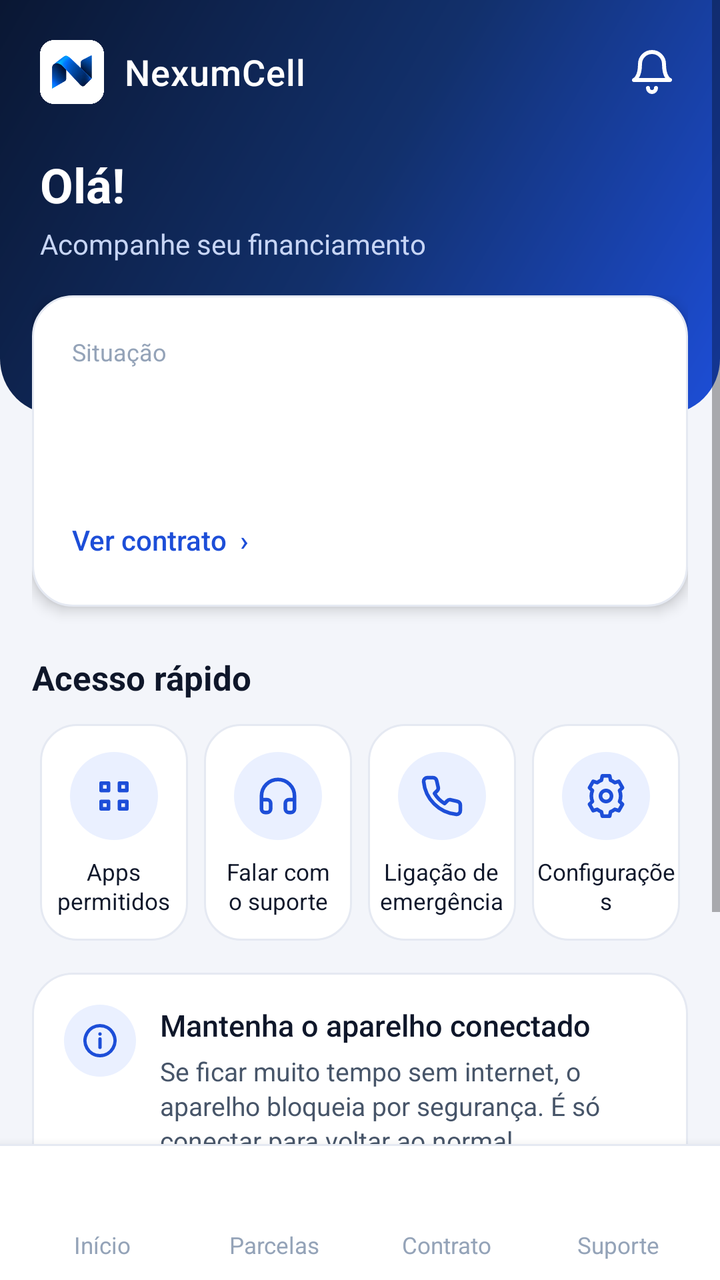
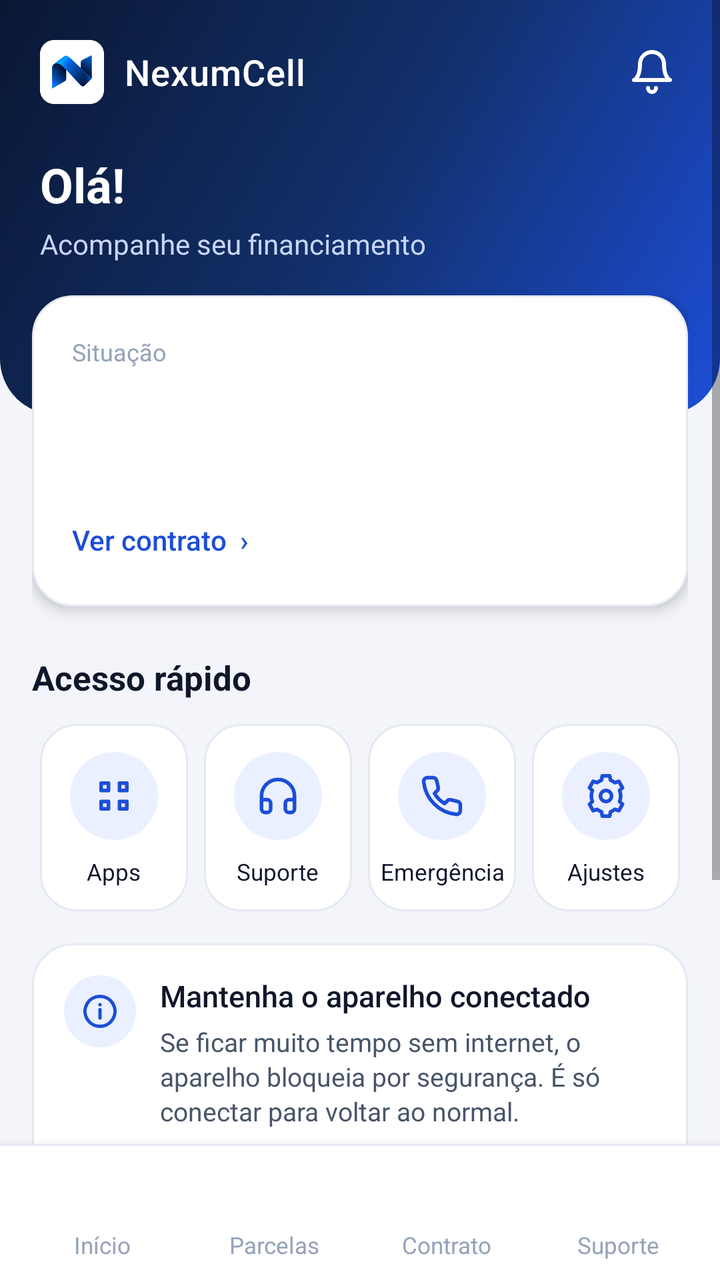

Before-and-after screenshots of an Android layout around one commit, followed by the original layout XML and the change that was made.
<!-- AndroidManifest.xml: application theme AppTheme -->
<!-- res/layout/activity_main.xml -->
<?xml version="1.0" encoding="utf-8"?>
<LinearLayout xmlns:android="http://schemas.android.com/apk/res/android"
    android:layout_width="match_parent" android:layout_height="match_parent"
    android:orientation="vertical" android:background="#F3F5FA">

    <ScrollView android:id="@+id/rolagem" android:layout_width="match_parent" android:layout_height="0dp" android:layout_weight="1"
        android:fillViewport="true" android:overScrollMode="never">
        <LinearLayout android:layout_width="match_parent" android:layout_height="wrap_content" android:orientation="vertical" android:paddingBottom="28dp">

            
            <LinearLayout android:id="@+id/topo" android:layout_width="match_parent" android:layout_height="wrap_content"
                android:orientation="vertical" android:background="@drawable/topo_fundo"
                android:paddingStart="20dp" android:paddingEnd="12dp" android:paddingTop="10dp" android:paddingBottom="76dp">
                <LinearLayout android:layout_width="match_parent" android:layout_height="52dp" android:orientation="horizontal" android:gravity="center_vertical">
                    <ImageView android:layout_width="32dp" android:layout_height="32dp" android:src="@drawable/logo_n" android:contentDescription="@string/app_name"/>
                    <TextView android:layout_width="0dp" android:layout_height="wrap_content" android:layout_weight="1" android:layout_marginStart="10dp"
                        android:text="NexumCell" android:textColor="#FFFFFF" android:textSize="18sp" android:fontFamily="sans-serif-medium" android:letterSpacing="0.02"/>
                    <ImageButton android:id="@+id/btnSino" android:layout_width="44dp" android:layout_height="44dp"
                        android:background="?android:attr/selectableItemBackgroundBorderless" android:src="@drawable/ic_sino" android:contentDescription="Avisos"/>
                </LinearLayout>
                <TextView android:id="@+id/tvOla" android:layout_width="match_parent" android:layout_height="wrap_content" android:layout_marginTop="14dp"
                    android:text="Olá!" android:textColor="#FFFFFF" android:textSize="24sp" android:textStyle="bold"/>
                <TextView android:id="@+id/tvSubOla" android:layout_width="match_parent" android:layout_height="wrap_content" android:layout_marginTop="4dp"
                    android:text="Acompanhe seu financiamento" android:textColor="#C7D5F5" android:textSize="14sp"/>
            </LinearLayout>

            
            <LinearLayout android:id="@+id/blocoInicio" android:layout_width="match_parent" android:layout_height="wrap_content"
                android:orientation="vertical" android:layout_marginTop="-60dp" android:paddingStart="16dp" android:paddingEnd="16dp">

                
                <LinearLayout android:id="@+id/heroPay" android:layout_width="match_parent" android:layout_height="wrap_content"
                    android:orientation="vertical" android:background="@drawable/card_branco" android:elevation="4dp" android:padding="20dp" android:visibility="gone"/>

                
                <LinearLayout android:id="@+id/grpStatus" android:layout_width="match_parent" android:layout_height="wrap_content"
                    android:orientation="vertical" android:background="@drawable/card_branco" android:elevation="4dp" android:padding="20dp">
                    <TextView android:layout_width="wrap_content" android:layout_height="wrap_content" android:text="Situação" android:textColor="#94A3B8" android:textSize="12sp"/>
                    <TextView android:id="@+id/tvSituacao" android:layout_width="match_parent" android:layout_height="wrap_content"
                        android:layout_marginTop="4dp" android:textColor="#0F172A" android:textSize="22sp" android:textStyle="bold"/>
                    <TextView android:id="@+id/tvStatus" android:layout_width="match_parent" android:layout_height="wrap_content"
                        android:layout_marginTop="8dp" android:textColor="#475569" android:textSize="14sp" android:lineSpacingExtra="3dp"/>
                    <TextView android:id="@+id/tvSaibaMais" android:layout_width="wrap_content" android:layout_height="wrap_content"
                        android:layout_marginTop="12dp" android:paddingTop="4dp" android:paddingBottom="4dp"
                        android:text="Ver contrato  ›" android:textColor="#1D4ED8" android:textSize="14sp" android:fontFamily="sans-serif-medium"/>
                </LinearLayout>

                
                <TextView android:layout_width="wrap_content" android:layout_height="wrap_content" android:layout_marginTop="24dp"
                    android:text="Acesso rápido" android:textColor="#0F172A" android:textSize="17sp" android:textStyle="bold"/>
                <LinearLayout android:layout_width="match_parent" android:layout_height="wrap_content" android:layout_marginTop="12dp" android:orientation="horizontal">
                    <LinearLayout android:id="@+id/qaApps" style="@style/Atalho">
                        <ImageView style="@style/AtalhoIcone" android:src="@drawable/ic_apps" android:contentDescription="Aplicativos permitidos"/>
                        <TextView style="@style/AtalhoTexto" android:text="Apps\npermitidos"/>
                    </LinearLayout>
                    <LinearLayout android:id="@+id/qaContato" style="@style/Atalho">
                        <ImageView style="@style/AtalhoIcone" android:src="@drawable/ic_contato" android:contentDescription="Suporte"/>
                        <TextView style="@style/AtalhoTexto" android:text="Falar com\no suporte"/>
                    </LinearLayout>
                    <LinearLayout android:id="@+id/qaEmergencia" style="@style/Atalho">
                        <ImageView style="@style/AtalhoIcone" android:src="@drawable/ic_tel_escuro" android:contentDescription="Emergência"/>
                        <TextView style="@style/AtalhoTexto" android:text="Ligação de\nemergência"/>
                    </LinearLayout>
                    <LinearLayout android:id="@+id/qaConfig" style="@style/Atalho">
                        <ImageView style="@style/AtalhoIcone" android:src="@drawable/ic_config" android:contentDescription="Configurações"/>
                        <TextView style="@style/AtalhoTexto" android:text="Configurações"/>
                    </LinearLayout>
                </LinearLayout>

                
                <LinearLayout android:layout_width="match_parent" android:layout_height="wrap_content" android:layout_marginTop="16dp"
                    android:orientation="horizontal" android:background="@drawable/card_branco" android:padding="16dp" android:gravity="top">
                    <ImageView android:layout_width="36dp" android:layout_height="36dp" android:background="@drawable/circulo_azul_claro"
                        android:padding="8dp" android:src="@drawable/ic_info" android:contentDescription="Aviso"/>
                    <LinearLayout android:layout_width="0dp" android:layout_height="wrap_content" android:layout_weight="1" android:layout_marginStart="12dp" android:orientation="vertical">
                        <TextView android:layout_width="wrap_content" android:layout_height="wrap_content" android:text="Mantenha o aparelho conectado"
                            android:textColor="#0F172A" android:textSize="15sp" android:fontFamily="sans-serif-medium"/>
                        <TextView android:id="@+id/tvDica" android:layout_width="match_parent" android:layout_height="wrap_content" android:layout_marginTop="4dp"
                            android:textColor="#475569" android:textSize="13sp" android:lineSpacingExtra="2dp"
                            android:text="Se ficar muito tempo sem internet, o aparelho bloqueia por segurança. É só conectar para voltar ao normal."/>
                    </LinearLayout>
                </LinearLayout>
            </LinearLayout>

            
            <LinearLayout android:id="@+id/cardAbas" android:layout_width="match_parent" android:layout_height="wrap_content"
                android:orientation="vertical" android:paddingStart="16dp" android:paddingEnd="16dp">
                <LinearLayout android:id="@+id/secContrato" android:layout_width="match_parent" android:layout_height="wrap_content" android:orientation="vertical" android:visibility="gone"/>
                <LinearLayout android:id="@+id/secSuporte" android:layout_width="match_parent" android:layout_height="wrap_content" android:orientation="vertical" android:visibility="gone"/>
                <LinearLayout android:id="@+id/secFaturas" android:layout_width="match_parent" android:layout_height="wrap_content" android:orientation="vertical">
                    <LinearLayout android:id="@+id/blocoParcelas" android:layout_width="match_parent" android:layout_height="wrap_content" android:orientation="vertical">
                        <LinearLayout android:id="@+id/calParcelas" android:layout_width="match_parent" android:layout_height="wrap_content" android:orientation="vertical"/>
                        <LinearLayout android:id="@+id/listaFaturas" android:layout_width="match_parent" android:layout_height="wrap_content" android:orientation="vertical"/>
                    </LinearLayout>
                    <Button android:id="@+id/btnAtualizar" android:layout_width="match_parent" android:layout_height="50dp"
                        android:layout_marginTop="16dp" android:background="@drawable/btn_secundario" android:stateListAnimator="@null"
                        android:text="Atualizar" android:textAllCaps="false" android:textColor="#1D4ED8" android:textSize="15sp" android:fontFamily="sans-serif-medium"/>
                    <TextView android:id="@+id/tvRodape" android:layout_width="match_parent" android:layout_height="wrap_content"
                        android:layout_marginTop="12dp" android:gravity="center" android:textColor="#94A3B8" android:textSize="12sp" android:lineSpacingExtra="2dp"/>
                </LinearLayout>
            </LinearLayout>
        </LinearLayout>
    </ScrollView>

    
    <LinearLayout android:id="@+id/abas" android:layout_width="match_parent" android:layout_height="68dp" android:orientation="horizontal"
        android:background="@drawable/nav_branco" android:gravity="center_vertical" android:paddingStart="8dp" android:paddingEnd="8dp" android:elevation="8dp">
        <TextView android:id="@+id/abaFaturas" style="@style/Aba" android:drawableTop="@drawable/ic_casa" android:text="Início"/>
        <TextView android:id="@+id/abaParcelas" style="@style/Aba" android:drawableTop="@drawable/ic_cal_nav" android:text="Parcelas"/>
        <TextView android:id="@+id/abaContrato" style="@style/Aba" android:drawableTop="@drawable/ic_doc" android:text="Contrato"/>
        <TextView android:id="@+id/abaSuporte" style="@style/Aba" android:drawableTop="@drawable/ic_suporte" android:text="Suporte"/>
    </LinearLayout>
</LinearLayout>
<!-- resources referenced by this layout -->
<resources>
  <!-- drawable btn_secundario (drawable) -->
  <?xml version="1.0" encoding="utf-8"?>
  <ripple xmlns:android="http://schemas.android.com/apk/res/android" android:color="#1A1D4ED8">
      <item><shape><solid android:color="#FFFFFF"/><stroke android:width="1dp" android:color="#D6DDEB"/><corners android:radius="14dp"/></shape></item>
  </ripple>
  <!-- drawable card_branco (drawable) -->
  <?xml version="1.0" encoding="utf-8"?>
  <shape xmlns:android="http://schemas.android.com/apk/res/android"><solid android:color="#FFFFFF"/><stroke android:width="1dp" android:color="#E5E9F2"/><corners android:radius="20dp"/></shape>
  <!-- drawable circulo_azul_claro (drawable) -->
  <?xml version="1.0" encoding="utf-8"?>
  <shape xmlns:android="http://schemas.android.com/apk/res/android" android:shape="oval"><solid android:color="#EAF0FF"/></shape>
  <!-- drawable ic_cal_nav (drawable) -->
  <?xml version="1.0" encoding="utf-8"?>
  <vector xmlns:android="http://schemas.android.com/apk/res/android" android:width="24dp" android:height="24dp" android:viewportWidth="24" android:viewportHeight="24">
      <path android:strokeColor="#FFFFFF" android:strokeWidth="2" android:strokeLineCap="round" android:strokeLineJoin="round" android:fillColor="#00000000" android:pathData="M4,6 H20 V20 H4 Z M4,10 H20 M8,3 V7 M16,3 V7"/>
  </vector>
  <!-- drawable ic_info (drawable) -->
  <?xml version="1.0" encoding="utf-8"?>
  <vector xmlns:android="http://schemas.android.com/apk/res/android" android:width="24dp" android:height="24dp" android:viewportWidth="24" android:viewportHeight="24">
      <path android:strokeColor="#1D4ED8" android:strokeWidth="2" android:strokeLineCap="round" android:strokeLineJoin="round" android:fillColor="#00000000" android:pathData="M12,3 A9,9 0 1,1 11.99,3 Z M12,11 V16 M12,8 V8.01"/>
  </vector>
  <!-- drawable nav_branco (drawable) -->
  <?xml version="1.0" encoding="utf-8"?>
  <layer-list xmlns:android="http://schemas.android.com/apk/res/android">
      <item><shape><solid android:color="#E5E9F2"/></shape></item>
      <item android:top="1dp"><shape><solid android:color="#FFFFFF"/></shape></item>
  </layer-list>
  <!-- drawable topo_fundo (drawable) -->
  <?xml version="1.0" encoding="utf-8"?>
  <shape xmlns:android="http://schemas.android.com/apk/res/android">
      <gradient android:type="linear" android:angle="315" android:startColor="#0A1733" android:centerColor="#12306B" android:endColor="#1D4ED8"/>
      <corners android:bottomLeftRadius="28dp" android:bottomRightRadius="28dp"/>
  </shape>
  <string name="app_name">NexumCell</string>
  <style name="AtalhoIcone">
          <item name="android:layout_width">44dp</item>
          <item name="android:layout_height">44dp</item>
          <item name="android:background">@drawable/circulo_azul_claro</item>
          <item name="android:padding">11dp</item>
          <item name="android:tint">#1D4ED8</item>
      </style>
  <style name="AtalhoTexto">
          <item name="android:layout_width">wrap_content</item>
          <item name="android:layout_height">wrap_content</item>
          <item name="android:layout_marginTop">8dp</item>
          <item name="android:gravity">center</item>
          <item name="android:textColor">#0F172A</item>
          <item name="android:textSize">11.5sp</item>
          <item name="android:lineSpacingExtra">1dp</item>
      </style>
  <!-- drawable tile_branco (drawable) -->
  <?xml version="1.0" encoding="utf-8"?>
  <ripple xmlns:android="http://schemas.android.com/apk/res/android" android:color="#1A1D4ED8">
      <item><shape><solid android:color="#FFFFFF"/><stroke android:width="1dp" android:color="#E5E9F2"/><corners android:radius="18dp"/></shape></item>
  </ripple>
  <color name="navy">#0A1733</color>
  <color name="gold">#1D4ED8</color>
  <color name="fundo">#F3F5FA</color>
  <!-- unchanged entries left out for length: 12 -->
</resources>

<!-- the commit's change to res/layout/activity_main.xml (unified diff, before → after) -->
@@ -51,24 +51,24 @@
                 <LinearLayout android:layout_width="match_parent" android:layout_height="wrap_content" android:layout_marginTop="12dp" android:orientation="horizontal">
                     <LinearLayout android:id="@+id/qaApps" style="@style/Atalho">
                         <ImageView style="@style/AtalhoIcone" android:src="@drawable/ic_apps" android:contentDescription="Aplicativos permitidos"/>
-                        <TextView style="@style/AtalhoTexto" android:text="Apps\npermitidos"/>
+                        <TextView style="@style/AtalhoTexto" android:text="Apps"/>
                     </LinearLayout>
                     <LinearLayout android:id="@+id/qaContato" style="@style/Atalho">
                         <ImageView style="@style/AtalhoIcone" android:src="@drawable/ic_contato" android:contentDescription="Suporte"/>
-                        <TextView style="@style/AtalhoTexto" android:text="Falar com\no suporte"/>
+                        <TextView style="@style/AtalhoTexto" android:text="Suporte"/>
                     </LinearLayout>
                     <LinearLayout android:id="@+id/qaEmergencia" style="@style/Atalho">
                         <ImageView style="@style/AtalhoIcone" android:src="@drawable/ic_tel_escuro" android:contentDescription="Emergência"/>
-                        <TextView style="@style/AtalhoTexto" android:text="Ligação de\nemergência"/>
+                        <TextView style="@style/AtalhoTexto" android:text="Emergência"/>
                     </LinearLayout>
                     <LinearLayout android:id="@+id/qaConfig" style="@style/Atalho">
                         <ImageView style="@style/AtalhoIcone" android:src="@drawable/ic_config" android:contentDescription="Configurações"/>
-                        <TextView style="@style/AtalhoTexto" android:text="Configurações"/>
+                        <TextView style="@style/AtalhoTexto" android:text="Ajustes"/>
                     </LinearLayout>
                 </LinearLayout>
 
                 
-                <LinearLayout android:layout_width="match_parent" android:layout_height="wrap_content" android:layout_marginTop="16dp"
+                <LinearLayout android:id="@+id/cardAviso" android:layout_width="match_parent" android:layout_height="wrap_content" android:layout_marginTop="16dp"
                     android:orientation="horizontal" android:background="@drawable/card_branco" android:padding="16dp" android:gravity="top">
                     <ImageView android:layout_width="36dp" android:layout_height="36dp" android:background="@drawable/circulo_azul_claro"
                         android:padding="8dp" android:src="@drawable/ic_info" android:contentDescription="Aviso"/>
@@ -78,6 +78,9 @@
                         <TextView android:id="@+id/tvDica" android:layout_width="match_parent" android:layout_height="wrap_content" android:layout_marginTop="4dp"
                             android:textColor="#475569" android:textSize="13sp" android:lineSpacingExtra="2dp"
                             android:text="Se ficar muito tempo sem internet, o aparelho bloqueia por segurança. É só conectar para voltar ao normal."/>
+                        <TextView android:id="@+id/btnEntendido" android:layout_width="wrap_content" android:layout_height="wrap_content" android:layout_marginTop="10dp"
+                            android:paddingTop="6dp" android:paddingBottom="6dp" android:paddingEnd="12dp"
+                            android:text="Entendido" android:textColor="#1D4ED8" android:textSize="14sp" android:fontFamily="sans-serif-medium"/>
                     </LinearLayout>
                 </LinearLayout>
             </LinearLayout>
